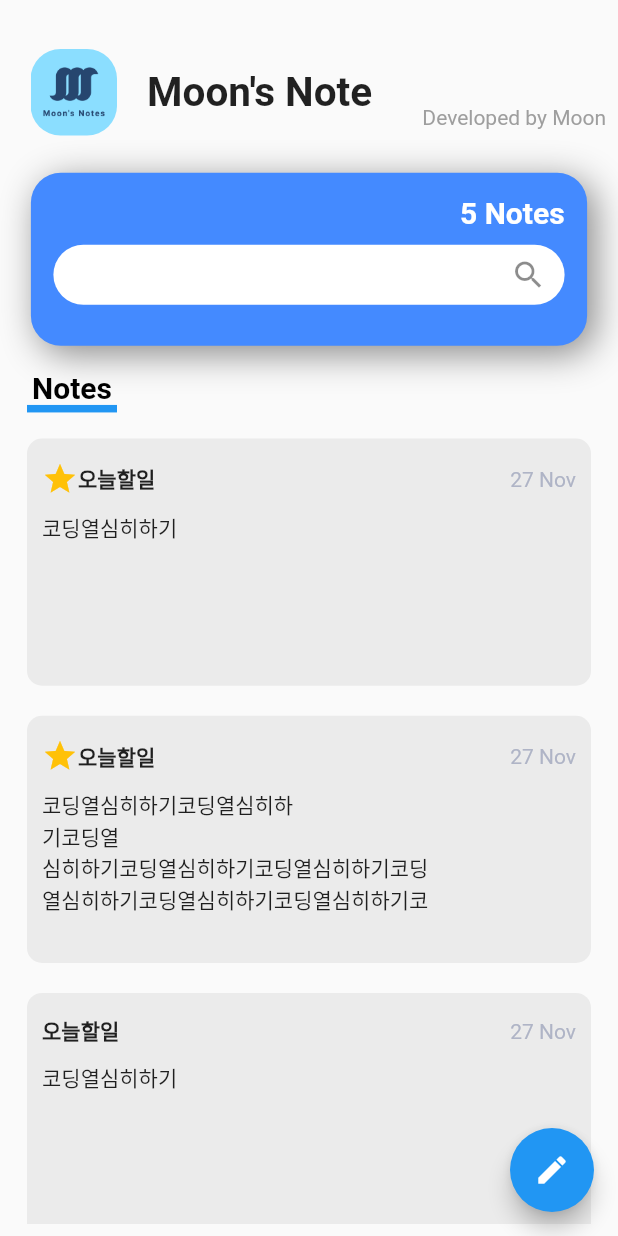
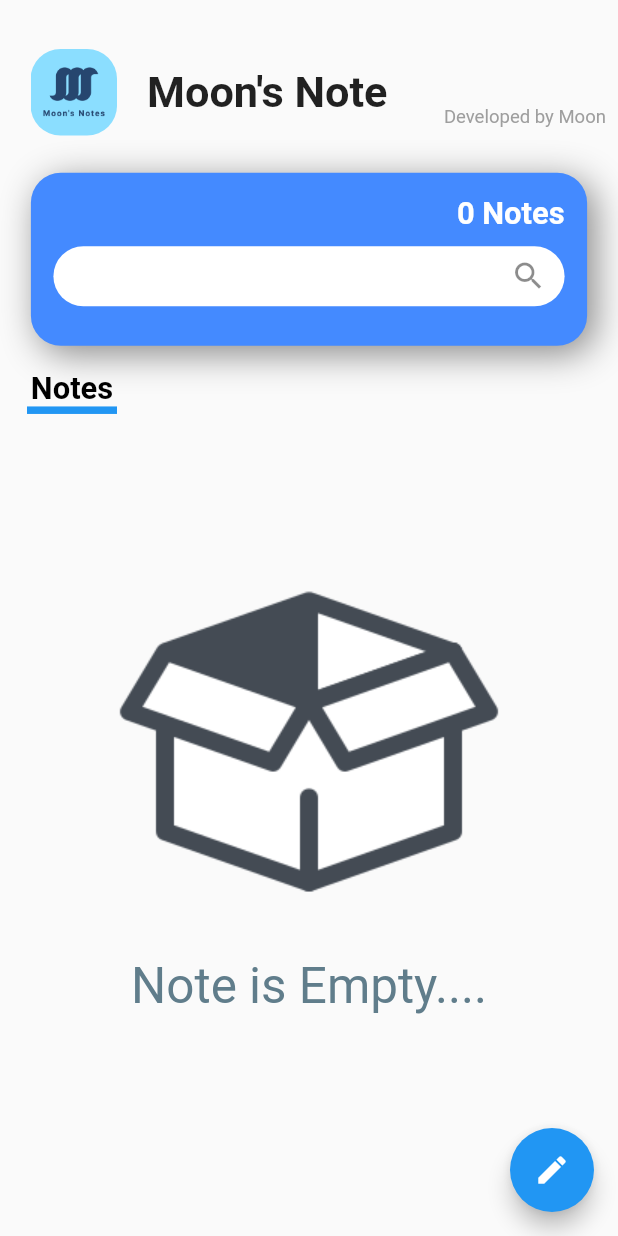
Before and after one commit to mju3356/Moon-s-Notes, a Flutter app: the screen it shows after launch, on a phone screen of 412 x 824 dp. Run offline on Flutter 3.47's test engine with Material 2 defaults, Android fonts, the phone set to English and light mode, and no system bars; our stand-ins replace image_picker.

Commit message:
2020-12-03

```diff
--- a/lib/model/notes.dart
+++ b/lib/model/notes.dart
@@ -19,42 +19,44 @@ class Note {
         delete = false;
 }
 
+
+List<Note>notes=[];
 //notes Test Data
-List<Note> notes = [
-  Note.fromMap({
-    'title': '오늘할일',
-    'date': DateTime(2020, 11, 27, 21, 30),
-    'content': '코딩열심히하기',
-    'important': true,
-    'image': null
-  }),
-  Note.fromMap({
-    'title': '오늘할일',
-    'date': DateTime(2020, 11, 27, 21, 30),
-    'content': '코딩열심히하기',
-    'important': false,
-    'image': null
-  }),
-  Note.fromMap({
-    'title': '오늘할일',
-    'date': DateTime(2020, 11, 27, 21, 30),
-    'content': '코딩열심히하기',
-    'important': false,
-    'image': null
-  }),
-  Note.fromMap({
-    'title': '오늘할일',
-    'date': DateTime(2020, 11, 27, 21, 30),
-    'content': '코딩열심히하기',
-    'important': false,
-    'image': null
-  }),
-  Note.fromMap({
-    'title': '오늘할일',
-    'date': DateTime(2020, 11, 27, 21, 30),
-    'content':
-        '코딩열심히하기코딩열심히하\n기코딩열\n심히하기코딩열심히하기코딩열심히하기코딩열심히하기코딩열심히하기코딩열심히하기코딩열심히하기코딩열심히하기코딩열심히하기코딩열심히하기코딩열심히하기코딩열심히하기코딩열심히하기코딩열심히하기코딩열심히하기코딩열심히하기',
-    'important': true,
-    'image': null
-  }),
-];
+// List<Note> notes = [
+//   Note.fromMap({
+//     'title': '오늘할일',
+//     'date': DateTime(2020, 11, 27, 21, 30),
+//     'content': '코딩열심히하기',
+//     'important': true,
+//     'image': null
+//   }),
+//   Note.fromMap({
+//     'title': '오늘할일',
+//     'date': DateTime(2020, 11, 27, 21, 30),
+//     'content': '코딩열심히하기',
+//     'important': false,
+//     'image': null
+//   }),
+//   Note.fromMap({
+//     'title': '오늘할일',
+//     'date': DateTime(2020, 11, 27, 21, 30),
+//     'content': '코딩열심히하기',
+//     'important': false,
+//     'image': null
+//   }),
+//   Note.fromMap({
+//     'title': '오늘할일',
+//     'date': DateTime(2020, 11, 27, 21, 30),
+//     'content': '코딩열심히하기',
+//     'important': false,
+//     'image': null
+//   }),
+//   Note.fromMap({
+//     'title': '오늘할일',
+//     'date': DateTime(2020, 11, 27, 21, 30),
+//     'content':
+//         '코딩열심히하기코딩열심히하\n기코딩열\n심히하기코딩열심히하기코딩열심히하기코딩열심히하기코딩열심히하기코딩열심히하기코딩열심히하기코딩열심히하기코딩열심히하기코딩열심히하기코딩열심히하기코딩열심히하기코딩열심히하기코딩열심히하기코딩열심히하기코딩열심히하기',
+//     'important': true,
+//     'image': null
+//   }),
+// ];
--- a/lib/screens/detail_page.dart
+++ b/lib/screens/detail_page.dart
@@ -76,7 +76,7 @@ class _DetailPageState extends State<DetailPage> {
                               style: TextStyle(
                                   color: Colors.white,
                                   fontWeight: FontWeight.bold,
-                                  fontSize: 30),
+                                  fontSize: width*0.08),
                               onChanged: (text) {
                                 notes[widget.num].title = text;
                               },
@@ -122,7 +122,7 @@ class _DetailPageState extends State<DetailPage> {
                           keyboardType: TextInputType.multiline,
                           maxLines: null,
                           decoration: InputDecoration(border: InputBorder.none),
-                          style: TextStyle(fontSize: 18),
+                          style: TextStyle(fontSize: width*0.05),
                           onChanged: (text) {
                             notes[widget.num].content = text;
                           },
@@ -130,7 +130,8 @@ class _DetailPageState extends State<DetailPage> {
                         Padding(
                           padding: const EdgeInsets.all(8.0),
                           child: Text(_dateFormat.format(notes[widget.num].date),
-                              style: TextStyle(color: Colors.grey)),
+                              style: TextStyle(color: Colors.grey,
+                              fontSize: width*0.04)),
                         ),
                       ],
                     )
--- a/lib/screens/main_page.dart
+++ b/lib/screens/main_page.dart
@@ -44,15 +44,14 @@ class _MainPageState extends State<MainPage> {
 
   @override
   Widget build(BuildContext context) {
-    Size size = MediaQuery
-        .of(context)
-        .size;
+    Size size = MediaQuery.of(context).size;
     double width = size.width;
     double height = size.height;
     return GestureDetector(
       onTap: () {
         FocusScope.of(context).unfocus();
       },
+      child: SafeArea(
         child: Scaffold(
           floatingActionButton: FloatingActionButton(
             child: Icon(
@@ -64,8 +63,7 @@ class _MainPageState extends State<MainPage> {
                 Navigator.push(
                     context,
                     MaterialPageRoute(
-                      builder: (context) =>
-                          DetailPage(
+                        builder: (context) => DetailPage(
                             num: _createNote(),
                             callbackImage: callbackImage,
                             callbackImportant: callbackImportant)));
@@ -98,15 +96,16 @@ class _MainPageState extends State<MainPage> {
                     Expanded(
                       child: Text(
                         "Moon's Note",
-                      style:
-                      TextStyle(fontSize: 27, fontWeight: FontWeight.bold),
+                        style: TextStyle(
+                            fontSize: width*0.07, fontWeight: FontWeight.bold),
                       ),
                     ),
                     Padding(
                       padding: EdgeInsets.only(top: height * 0.04),
                       child: Text(
                         'Developed by Moon',
-                      style: TextStyle(color: Colors.grey),
+                        style: TextStyle(color: Colors.grey,
+                        fontSize: width*0.03),
                       ),
                     ),
                   ],
@@ -131,14 +130,15 @@ class _MainPageState extends State<MainPage> {
                     crossAxisAlignment: CrossAxisAlignment.end,
                     children: [
                       Text(
-                      _showResults(_controller.text, height, width, _dateFormat)
+                        _showResults(_controller.text, height, width,
+                                    _dateFormat)
                                 .length
                                 .toString() +
                             ' Notes',
                         style: TextStyle(
                             color: Colors.white,
                             fontWeight: FontWeight.bold,
-                          fontSize: 20),
+                            fontSize: width*0.05),
                       ),
                       SizedBox(
                         height: 10,
@@ -149,8 +149,8 @@ class _MainPageState extends State<MainPage> {
                           controller: _controller,
                           onChanged: (text) {
                             setState(() {
-                            results =
-                                _showResults(text, height, width, _dateFormat);
+                              results = _showResults(
+                                  text, height, width, _dateFormat);
                             });
                           },
                           decoration: InputDecoration(
@@ -164,11 +164,13 @@ class _MainPageState extends State<MainPage> {
                             filled: true,
                             focusedBorder: OutlineInputBorder(
                               borderSide: BorderSide(color: Colors.transparent),
-                            borderRadius: BorderRadius.all(Radius.circular(30)),
+                              borderRadius:
+                                  BorderRadius.all(Radius.circular(30)),
                             ),
                             enabledBorder: OutlineInputBorder(
                               borderSide: BorderSide(color: Colors.transparent),
-                            borderRadius: BorderRadius.all(Radius.circular(30)),
+                              borderRadius:
+                                  BorderRadius.all(Radius.circular(30)),
                             ),
                           ),
                         ),
@@ -193,7 +195,7 @@ class _MainPageState extends State<MainPage> {
                               style: TextStyle(
                                   fontWeight: FontWeight.bold,
                                   color: Colors.black,
-                                fontSize: 20),
+                                  fontSize: width*0.05),
                             ),
                             Container(
                               width: 60,
@@ -222,8 +224,7 @@ class _MainPageState extends State<MainPage> {
                                     showDialog(
                                       context: context,
                                       barrierDismissible: false,
-                                builder: (_) =>
-                                    CupertinoAlertDialog(
+                                      builder: (_) => CupertinoAlertDialog(
                                         title: Text('삭제'),
                                         content: Text(
                                             _delDatas.length.toString() +
@@ -269,26 +270,27 @@ class _MainPageState extends State<MainPage> {
                   height: height * 0.009,
                 ),
                 Expanded(
-                child: ListView(
+                  child: _showResults(_controller.text, height, width, _dateFormat).isNotEmpty?ListView(
                     children: _showResults(
                         _controller.text, height, width, _dateFormat),
-                ),
+                  ):NoNotes(height,width)
                 )
               ],
+            ),
           ),
         ),
       ),
     );
   }
 
-  List<Widget> _showResults(String search, double height, double width,
-      DateFormat _dateFormatter) {
+  List<Widget> _showResults(
+      String search, double height, double width, DateFormat _dateFormatter) {
     List<Widget> results = [];
     search = search.toUpperCase();
 
     for (var j = 0; j < 2; j++) {
       for (int i = 0; i < notes.length; i++) {
-        if ((j==0 && notes[i].important)||(j==1 && !notes[i].important)) {
+        if ((j == 0 && notes[i].important) || (j == 1 && !notes[i].important)) {
           if (notes[i].title.toLowerCase().toUpperCase().contains(search) ||
               notes[i].content.toUpperCase().contains(search) ||
               notes[i].date.toString().toUpperCase().contains(search)) {
@@ -304,8 +306,7 @@ class _MainPageState extends State<MainPage> {
                   Navigator.push(
                       context,
                       MaterialPageRoute(
-                          builder: (context) =>
-                              DetailPage(
+                          builder: (context) => DetailPage(
                                 num: i,
                                 callbackImage: callbackImage,
                                 callbackImportant: callbackImportant,
@@ -318,8 +319,8 @@ class _MainPageState extends State<MainPage> {
                       color: Color.fromRGBO(235, 235, 235, 1),
                       borderRadius: BorderRadius.circular(10)),
                   child: Padding(
-                    padding:
-                    const EdgeInsets.symmetric(horizontal: 10, vertical: 15),
+                    padding: const EdgeInsets.symmetric(
+                        horizontal: 10, vertical: 15),
                     child: Column(
                       crossAxisAlignment: CrossAxisAlignment.start,
                       children: [
@@ -349,7 +350,7 @@ class _MainPageState extends State<MainPage> {
                                     : Container(),
                                 Text(
                                   notes[i].title,
-                                  style: TextStyle(fontWeight: FontWeight.bold),
+                                  style: TextStyle(fontWeight: FontWeight.bold,fontSize: height*0.025),
                                 ),
                               ],
                             ),
@@ -359,12 +360,13 @@ class _MainPageState extends State<MainPage> {
                               ),
                               style: TextStyle(
                                 color: Color(0xFFAFB4C6),
+                                  fontSize: height*0.02,
                               ),
                             )
                           ],
                         ),
                         SizedBox(
-                          height: 10,
+                          height: height*0.008,
                         ),
                         Row(
                           children: [
@@ -374,6 +376,9 @@ class _MainPageState extends State<MainPage> {
                               child: Text(
                                 notes[i].content,
                                 maxLines: 4,
+                                style: TextStyle(
+                                  fontSize: height*0.022
+                                ),
                               ),
                             ),
                             notes[i].image == null
@@ -398,4 +403,23 @@ class _MainPageState extends State<MainPage> {
 
     return results;
   }
+
+  Widget NoNotes(height,width){
+    return Column(
+      mainAxisAlignment: MainAxisAlignment.center,
+      children: [
+        Image.asset('images/empty.png'),
+        SizedBox(height: height*0.05),
+        Text('Note is Empty....',
+        style: TextStyle(
+          fontSize: width*0.08,
+          color: Colors.blueGrey
+        ),),
+        SizedBox(height: height*0.1,)
+
+
+
+      ],
+    );
   }
+}
```
Also changed, not shown: images/empty.png (added), lib/main.dart (line endings or trailing spaces), 6 other files. Lines whose indentation alone changed are shown as unchanged.
